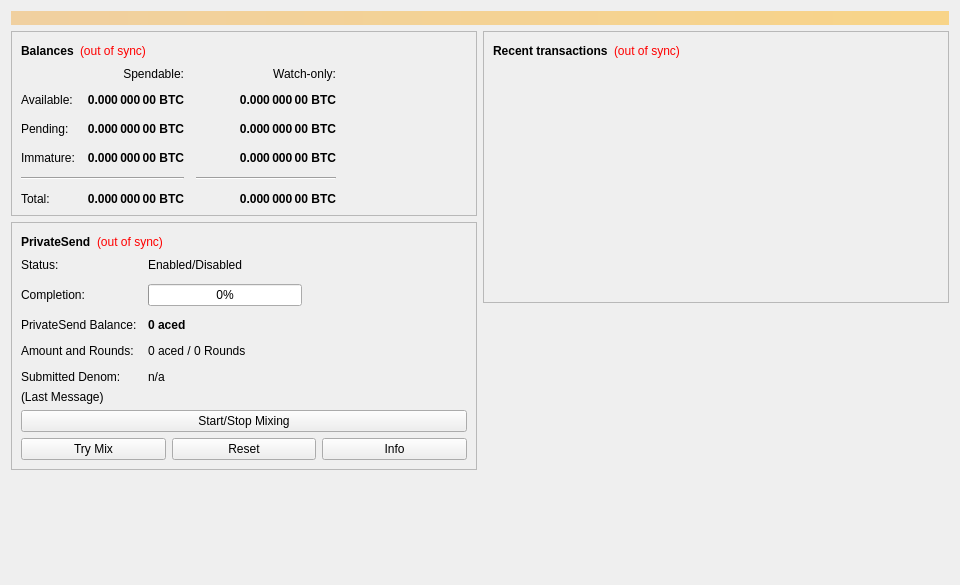
This is src/qt/forms/overviewpage.ui in Acedcoin/AceD as Qt 5 draws it before an edit. The edited form follows.
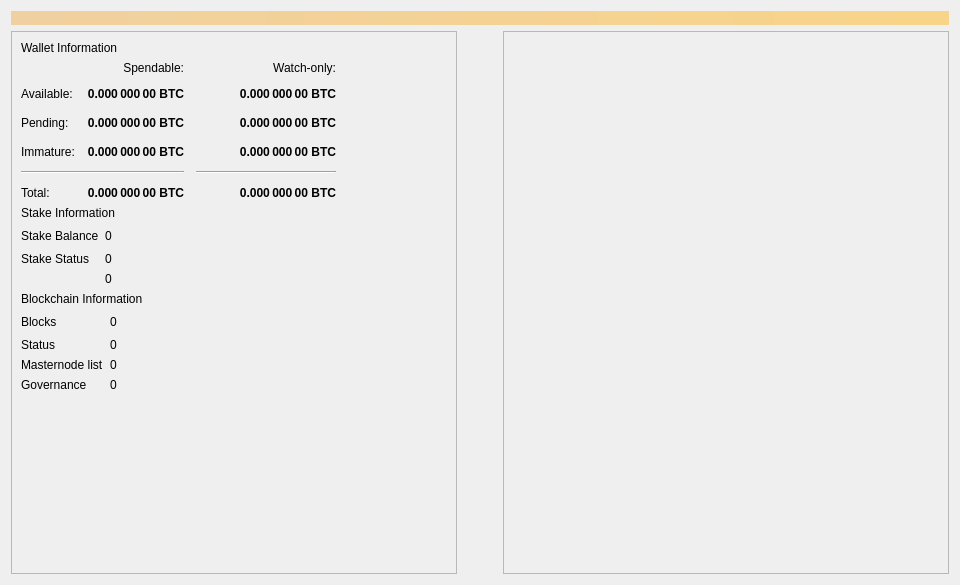
This is the edited form.

```diff
--- a/src/qt/forms/overviewpage.ui
+++ b/src/qt/forms/overviewpage.ui
@@ -40,7 +40,7 @@
     </widget>
    </item>
    <item>
-    <layout class="QHBoxLayout" name="horizontalLayout" stretch="1,1">
+    <layout class="QHBoxLayout" name="horizontalLayout" stretch="1,0,1">
      <item>
       <layout class="QVBoxLayout" name="verticalLayout_2">
        <item>
@@ -53,49 +53,14 @@
          </property>
          <layout class="QVBoxLayout" name="verticalLayout_4">
           <item>
-           <layout class="QHBoxLayout" name="horizontalLayout_4">
+           <layout class="QVBoxLayout" name="verticalLayout_6">
             <item>
-             <widget class="QLabel" name="label_5">
-              <property name="font">
-               <font>
-                <weight>75</weight>
-                <bold>true</bold>
-               </font>
-              </property>
+             <widget class="QLabel" name="labelWalletInfo">
               <property name="text">
-               <string>Balances</string>
+               <string>Wallet Information</string>
               </property>
              </widget>
             </item>
-            <item>
-             <widget class="QLabel" name="labelWalletStatus">
-              <property name="toolTip">
-               <string>The displayed information may be out of date. Your wallet automatically synchronizes with the aced network after a connection is established, but this process has not completed yet.</string>
-              </property>
-              <property name="styleSheet">
-               <string notr="true">QLabel { color: red; }</string>
-              </property>
-              <property name="text">
-               <string notr="true">(out of sync)</string>
-              </property>
-              <property name="alignment">
-               <set>Qt::AlignLeading|Qt::AlignLeft|Qt::AlignVCenter</set>
-              </property>
-             </widget>
-            </item>
-            <item>
-             <spacer name="horizontalSpacer_3">
-              <property name="orientation">
-               <enum>Qt::Horizontal</enum>
-              </property>
-              <property name="sizeHint" stdset="0">
-               <size>
-                <width>40</width>
-                <height>20</height>
-               </size>
-              </property>
-             </spacer>
-            </item>
            </layout>
           </item>
           <item>
@@ -392,53 +357,111 @@
             </item>
            </layout>
           </item>
-         </layout>
-        </widget>
-       </item>
-       <item>
-        <widget class="QFrame" name="framePrivateSend">
-         <property name="layoutDirection">
-          <enum>Qt::LeftToRight</enum>
-         </property>
-         <property name="frameShape">
-          <enum>QFrame::StyledPanel</enum>
-         </property>
-         <property name="frameShadow">
-          <enum>QFrame::Raised</enum>
-         </property>
-         <layout class="QVBoxLayout" name="VerticalLayout_PS1">
           <item>
-           <layout class="QHBoxLayout" name="horizontalLayout_5">
+           <layout class="QVBoxLayout" name="verticalLayout_5">
             <item>
-             <widget class="QLabel" name="labelPrivateSendHeader">
-              <property name="font">
-               <font>
-                <weight>75</weight>
-                <bold>true</bold>
-               </font>
+             <widget class="QLabel" name="labelStakeInfo">
+              <property name="text">
+               <string>Stake Information</string>
               </property>
+             </widget>
+            </item>
+           </layout>
+          </item>
+          <item>
+           <layout class="QGridLayout" name="gridLayout_2">
+            <item row="0" column="0">
+             <widget class="QLabel" name="labelStakeBalanceText">
               <property name="text">
-               <string>PrivateSend</string>
+               <string>Stake Balance</string>
               </property>
              </widget>
             </item>
-            <item>
-             <widget class="QLabel" name="labelPrivateSendSyncStatus">
-              <property name="toolTip">
-               <string>The displayed information may be out of date. Your wallet automatically synchronizes with the aced network after a connection is established, but this process has not completed yet.</string>
+            <item row="1" column="0">
+             <widget class="QLabel" name="labelStakeStatusText">
+              <property name="text">
+               <string>Stake Status</string>
               </property>
-              <property name="styleSheet">
-               <string notr="true">QLabel { color: red; }</string>
+             </widget>
+            </item>
+            <item row="0" column="2">
+             <spacer name="horizontalSpacer">
+              <property name="orientation">
+               <enum>Qt::Horizontal</enum>
               </property>
+              <property name="sizeHint" stdset="0">
+               <size>
+                <width>40</width>
+                <height>20</height>
+               </size>
+              </property>
+             </spacer>
+            </item>
+            <item row="0" column="1">
+             <widget class="QLabel" name="labelStakeBalance">
               <property name="text">
-               <string notr="true">(out of sync)</string>
+               <string>0</string>
               </property>
-              <property name="alignment">
-               <set>Qt::AlignLeading|Qt::AlignLeft|Qt::AlignVCenter</set>
+             </widget>
+            </item>
+            <item row="1" column="1">
+             <widget class="QLabel" name="labelStakeStatus">
+              <property name="text">
+               <string>0</string>
               </property>
              </widget>
             </item>
+            <item row="2" column="1">
+             <widget class="QLabel" name="labelStakeInputs">
+              <property name="text">
+               <string>0</string>
+              </property>
+             </widget>
+            </item>
+           </layout>
+          </item>
+          <item>
+           <layout class="QVBoxLayout" name="verticalLayout_7">
             <item>
+             <widget class="QLabel" name="labelBlockchainInfo">
+              <property name="text">
+               <string>Blockchain Information</string>
+              </property>
+             </widget>
+            </item>
+           </layout>
+          </item>
+          <item>
+           <layout class="QGridLayout" name="gridLayout_3">
+            <item row="0" column="1">
+             <widget class="QLabel" name="labelBlocks">
+              <property name="text">
+               <string>0</string>
+              </property>
+             </widget>
+            </item>
+            <item row="1" column="1">
+             <widget class="QLabel" name="labelStatus">
+              <property name="text">
+               <string>0</string>
+              </property>
+             </widget>
+            </item>
+            <item row="1" column="0">
+             <widget class="QLabel" name="labelStatusText">
+              <property name="text">
+               <string>Status</string>
+              </property>
+             </widget>
+            </item>
+            <item row="2" column="1">
+             <widget class="QLabel" name="labelMnList">
+              <property name="text">
+               <string>0</string>
+              </property>
+             </widget>
+            </item>
+            <item row="0" column="2">
              <spacer name="horizontalSpacer_4">
               <property name="orientation">
                <enum>Qt::Horizontal</enum>
@@ -451,209 +474,67 @@
               </property>
              </spacer>
             </item>
-           </layout>
-          </item>
-          <item>
-           <layout class="QFormLayout" name="privateSendFormLayout">
-            <property name="fieldGrowthPolicy">
-             <enum>QFormLayout::AllNonFixedFieldsGrow</enum>
-            </property>
-            <property name="horizontalSpacing">
-             <number>11</number>
-            </property>
-            <property name="verticalSpacing">
-             <number>12</number>
-            </property>
-            <item row="0" column="0">
-             <widget class="QLabel" name="labelPrivateSendEnabledText">
-              <property name="text">
-               <string>Status:</string>
-              </property>
-             </widget>
-            </item>
-            <item row="0" column="1">
-             <widget class="QLabel" name="labelPrivateSendEnabled">
-              <property name="text">
-               <string>Enabled/Disabled</string>
-              </property>
-             </widget>
-            </item>
-            <item row="1" column="0">
-             <widget class="QLabel" name="labelCompletitionText">
-              <property name="text">
-               <string>Completion:</string>
-              </property>
-             </widget>
-            </item>
-            <item row="1" column="1">
-             <widget class="QProgressBar" name="privateSendProgress">
-              <property name="maximumSize">
-               <size>
-                <width>154</width>
-                <height>16777215</height>
-               </size>
-              </property>
-              <property name="value">
-               <number>0</number>
-              </property>
-             </widget>
-            </item>
             <item row="2" column="0">
-             <widget class="QLabel" name="labelAnonymizedText">
+             <widget class="QLabel" name="labelMnListText">
               <property name="text">
-               <string>PrivateSend Balance:</string>
+               <string>Masternode list</string>
               </property>
              </widget>
             </item>
-            <item row="2" column="1">
-             <widget class="QLabel" name="labelAnonymized">
-              <property name="font">
-               <font>
-                <weight>75</weight>
-                <bold>true</bold>
-               </font>
-              </property>
+            <item row="0" column="0">
+             <widget class="QLabel" name="labelBlocksText">
               <property name="text">
-               <string notr="true">0 aced</string>
+               <string>Blocks</string>
               </property>
              </widget>
             </item>
             <item row="3" column="0">
-             <widget class="QLabel" name="labelAmountAndRoundsText">
+             <widget class="QLabel" name="labelGobjectListText">
               <property name="text">
-               <string>Amount and Rounds:</string>
+               <string>Governance</string>
               </property>
              </widget>
             </item>
             <item row="3" column="1">
-             <widget class="QLabel" name="labelAmountRounds">
+             <widget class="QLabel" name="labelGobjectList">
               <property name="text">
-               <string>0 aced / 0 Rounds</string>
-              </property>
-             </widget>
-            </item>
-            <item row="4" column="0">
-             <widget class="QLabel" name="labelSubmittedDenomText">
-              <property name="text">
-               <string>Submitted Denom:</string>
-              </property>
-             </widget>
-            </item>
-            <item row="4" column="1">
-             <widget class="QLabel" name="labelSubmittedDenom">
-              <property name="toolTip">
-               <string>The denominations you submitted to the Masternode.&lt;br&gt;To mix, other users must submit the exact same denominations.</string>
-              </property>
-              <property name="text">
-               <string>n/a</string>
+               <string>0</string>
               </property>
              </widget>
             </item>
            </layout>
           </item>
           <item>
-           <layout class="QVBoxLayout" name="VerticalLayout_PS">
-            <item>
-             <widget class="QLabel" name="labelPrivateSendLastMessage">
-              <property name="text">
-               <string>(Last Message)</string>
-              </property>
-              <property name="alignment">
-               <set>Qt::AlignLeading|Qt::AlignLeft|Qt::AlignTop</set>
-              </property>
-              <property name="wordWrap">
-               <bool>true</bool>
-              </property>
-             </widget>
-            </item>
-            <item>
-             <widget class="QPushButton" name="togglePrivateSend">
-              <property name="sizePolicy">
-               <sizepolicy hsizetype="MinimumExpanding" vsizetype="Fixed">
-                <horstretch>0</horstretch>
-                <verstretch>0</verstretch>
-               </sizepolicy>
-              </property>
-              <property name="text">
-               <string>Start/Stop Mixing</string>
-              </property>
-             </widget>
-            </item>
-            <item>
-             <layout class="QHBoxLayout" name="horizontalLayout_debugbuttons">
-              <item>
-               <widget class="QPushButton" name="privateSendAuto">
-                <property name="sizePolicy">
-                 <sizepolicy hsizetype="MinimumExpanding" vsizetype="Fixed">
-                  <horstretch>0</horstretch>
-                  <verstretch>0</verstretch>
-                 </sizepolicy>
-                </property>
-                <property name="toolTip">
-                 <string>Try to manually submit a PrivateSend request.</string>
-                </property>
-                <property name="text">
-                 <string>Try Mix</string>
-                </property>
-               </widget>
-              </item>
-              <item>
-               <widget class="QPushButton" name="privateSendReset">
-                <property name="sizePolicy">
-                 <sizepolicy hsizetype="MinimumExpanding" vsizetype="Fixed">
-                  <horstretch>0</horstretch>
-                  <verstretch>0</verstretch>
-                 </sizepolicy>
-                </property>
-                <property name="toolTip">
-                 <string>Reset the current status of PrivateSend (can interrupt PrivateSend if it's in the process of Mixing, which can cost you money!)</string>
-                </property>
-                <property name="autoFillBackground">
-                 <bool>false</bool>
-                </property>
-                <property name="text">
-                 <string>Reset</string>
-                </property>
-               </widget>
-              </item>
-              <item>
-               <widget class="QPushButton" name="privateSendInfo">
-                <property name="sizePolicy">
-                 <sizepolicy hsizetype="MinimumExpanding" vsizetype="Fixed">
-                  <horstretch>0</horstretch>
-                  <verstretch>0</verstretch>
-                 </sizepolicy>
-                </property>
-                <property name="toolTip">
-                 <string>Information about PrivateSend and Mixing</string>
-                </property>
-                <property name="text">
-                 <string>Info</string>
-                </property>
-               </widget>
-              </item>
-             </layout>
-            </item>
-           </layout>
+           <spacer name="verticalSpacer">
+            <property name="orientation">
+             <enum>Qt::Vertical</enum>
+            </property>
+            <property name="sizeHint" stdset="0">
+             <size>
+              <width>20</width>
+              <height>40</height>
+             </size>
+            </property>
+           </spacer>
           </item>
          </layout>
         </widget>
        </item>
-       <item>
-        <spacer name="verticalSpacer">
-         <property name="orientation">
-          <enum>Qt::Vertical</enum>
-         </property>
-         <property name="sizeHint" stdset="0">
-          <size>
-           <width>20</width>
-           <height>40</height>
-          </size>
-         </property>
-        </spacer>
-       </item>
       </layout>
      </item>
+     <item>
+      <spacer name="horizontalSpacer_3">
+       <property name="orientation">
+        <enum>Qt::Horizontal</enum>
+       </property>
+       <property name="sizeHint" stdset="0">
+        <size>
+         <width>40</width>
+         <height>20</height>
+        </size>
+       </property>
+      </spacer>
+     </item>
      <item>
       <layout class="QVBoxLayout" name="verticalLayout_3">
        <item>
@@ -666,86 +547,57 @@
          </property>
          <layout class="QVBoxLayout" name="verticalLayout">
           <item>
-           <layout class="QHBoxLayout" name="horizontalLayout_2">
+           <spacer name="verticalSpacer_3">
+            <property name="orientation">
+             <enum>Qt::Vertical</enum>
+            </property>
+            <property name="sizeHint" stdset="0">
+             <size>
+              <width>20</width>
+              <height>40</height>
+             </size>
+            </property>
+           </spacer>
+          </item>
+          <item>
+           <layout class="QHBoxLayout" name="horizontalLayout_13">
             <item>
-             <widget class="QLabel" name="label_4">
-              <property name="font">
-               <font>
-                <weight>75</weight>
-                <bold>true</bold>
-               </font>
-              </property>
-              <property name="text">
-               <string>Recent transactions</string>
-              </property>
-             </widget>
-            </item>
-            <item>
-             <widget class="QLabel" name="labelTransactionsStatus">
-              <property name="toolTip">
-               <string>The displayed information may be out of date. Your wallet automatically synchronizes with the aced network after a connection is established, but this process has not completed yet.</string>
-              </property>
+             <widget class="QListView" name="listTransactions">
               <property name="styleSheet">
-               <string notr="true">QLabel { color: red; }</string>
+               <string notr="true">QListView { background: transparent; }</string>
               </property>
-              <property name="text">
-               <string notr="true">(out of sync)</string>
+              <property name="frameShape">
+               <enum>QFrame::NoFrame</enum>
               </property>
-              <property name="alignment">
-               <set>Qt::AlignLeading|Qt::AlignLeft|Qt::AlignVCenter</set>
+              <property name="verticalScrollBarPolicy">
+               <enum>Qt::ScrollBarAlwaysOff</enum>
+              </property>
+              <property name="horizontalScrollBarPolicy">
+               <enum>Qt::ScrollBarAlwaysOff</enum>
+              </property>
+              <property name="selectionMode">
+               <enum>QAbstractItemView::NoSelection</enum>
               </property>
              </widget>
             </item>
-            <item>
-             <spacer name="horizontalSpacer">
-              <property name="orientation">
-               <enum>Qt::Horizontal</enum>
-              </property>
-              <property name="sizeHint" stdset="0">
-               <size>
-                <width>40</width>
-                <height>20</height>
-               </size>
-              </property>
-             </spacer>
-            </item>
            </layout>
           </item>
           <item>
-           <widget class="QListView" name="listTransactions">
-            <property name="styleSheet">
-             <string notr="true">QListView { background: transparent; }</string>
+           <spacer name="verticalSpacer_2">
+            <property name="orientation">
+             <enum>Qt::Vertical</enum>
             </property>
-            <property name="frameShape">
-             <enum>QFrame::NoFrame</enum>
+            <property name="sizeHint" stdset="0">
+             <size>
+              <width>20</width>
+              <height>40</height>
+             </size>
             </property>
-            <property name="verticalScrollBarPolicy">
-             <enum>Qt::ScrollBarAlwaysOff</enum>
-            </property>
-            <property name="horizontalScrollBarPolicy">
-             <enum>Qt::ScrollBarAlwaysOff</enum>
-            </property>
-            <property name="selectionMode">
-             <enum>QAbstractItemView::NoSelection</enum>
-            </property>
-           </widget>
+           </spacer>
           </item>
          </layout>
         </widget>
        </item>
-       <item>
-        <spacer name="verticalSpacer_2">
-         <property name="orientation">
-          <enum>Qt::Vertical</enum>
-         </property>
-         <property name="sizeHint" stdset="0">
-          <size>
-           <width>20</width>
-           <height>40</height>
-          </size>
-         </property>
-        </spacer>
-       </item>
       </layout>
      </item>
     </layout>
```
Left out of the diff: 126 changed lines with no effect on the pictures.
